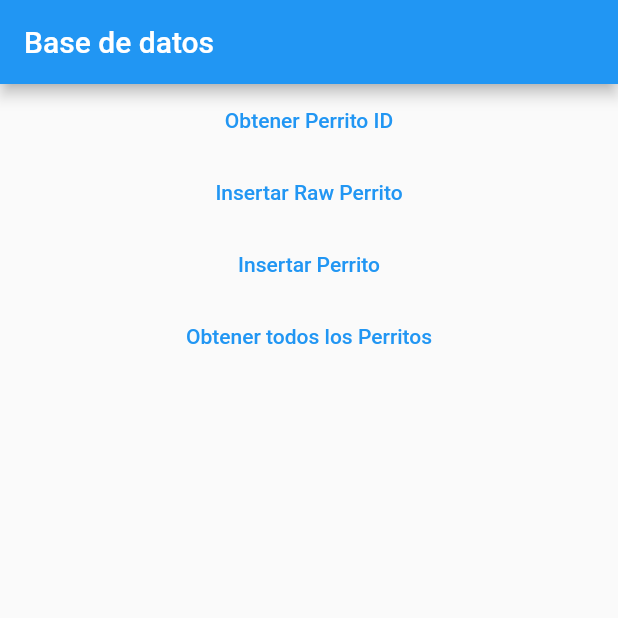
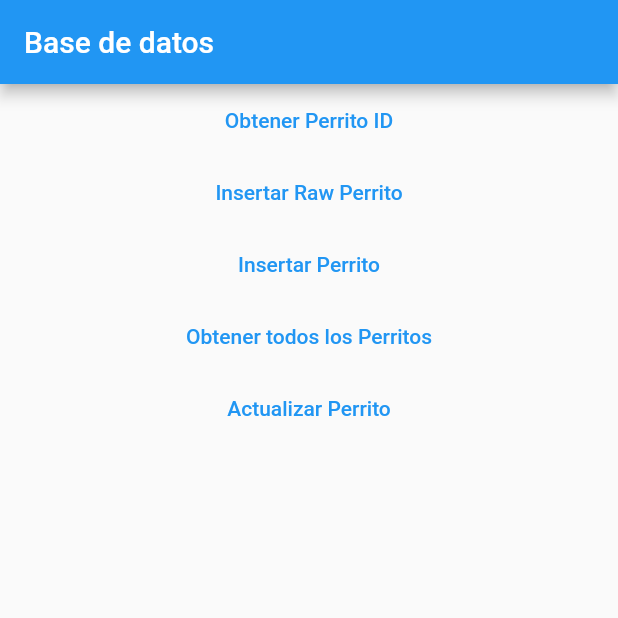
Before and after one commit to eeBarrionuevo/flutter_codigo_base_datos, a Flutter app: the screen it shows after launch, after a tap on "Obtener todos los Perritos", on a phone screen of 412 x 824 dp, the top half of it. Run offline on Flutter 3.47's test engine with Material 2 defaults, Android fonts, the phone set to English and light mode, and no system bars; our stand-ins replace sqflite; accounts and stored records are empty.

Commit message:
Update Dog

```diff
--- a/lib/db/db_gestor.dart
+++ b/lib/db/db_gestor.dart
@@ -40,15 +40,12 @@ class DBManager {
     return res.isNotEmpty ? Dog.fromJson(res.first) : null;
   }
 
-  getAllDogs() async{
+
+  Future<List<Dog>> getAllDogs() async{
     final db = await database;
     final res = await db.query("Dog");
-    print("sdsd");
-    var ee = res.map((juanito) {
-        Dog.fromJson(juanito);
-    });
-
-    print(ee);
+    List<Dog> listDogs = res.isNotEmpty ? res.map((juanito)=>Dog.fromJson(juanito)).toList() : [];
+    return listDogs;
   }
 
   insertDogRaw(Dog perrito) async{
@@ -69,6 +66,12 @@ class DBManager {
 
   }
 
+  updateDog(Dog perrito) async {
+    final db = await database;
+    final res = await  db.update("Dog", perrito.toJson(), where: 'id = ?', whereArgs: [perrito.id]);
+    print(res);
+  }
+
 
 
 
--- a/lib/main.dart
+++ b/lib/main.dart
@@ -55,7 +55,19 @@ class MyApp extends StatelessWidget {
                   DBManager.db.getAllDogs();
                 },
                 child: Text("Obtener todos los Perritos"),
-              )
+              ),
+              TextButton(
+                onPressed: (){
+                  Dog perrito = Dog(
+                    id: 2,
+                    nameDog: "Tallarin 3",
+                    colorDog: "Café",
+                    imageDog: "https://images.pexels.com/photos/1805164/pexels-photo-1805164.jpeg?auto=compress&cs=tinysrgb&dpr=2&h=650&w=940"
+                  );
+                  DBManager.db.updateDog(perrito);
+                },
+                child: Text("Actualizar Perrito"),
+              ),
             ],
           ),
         ),
```
